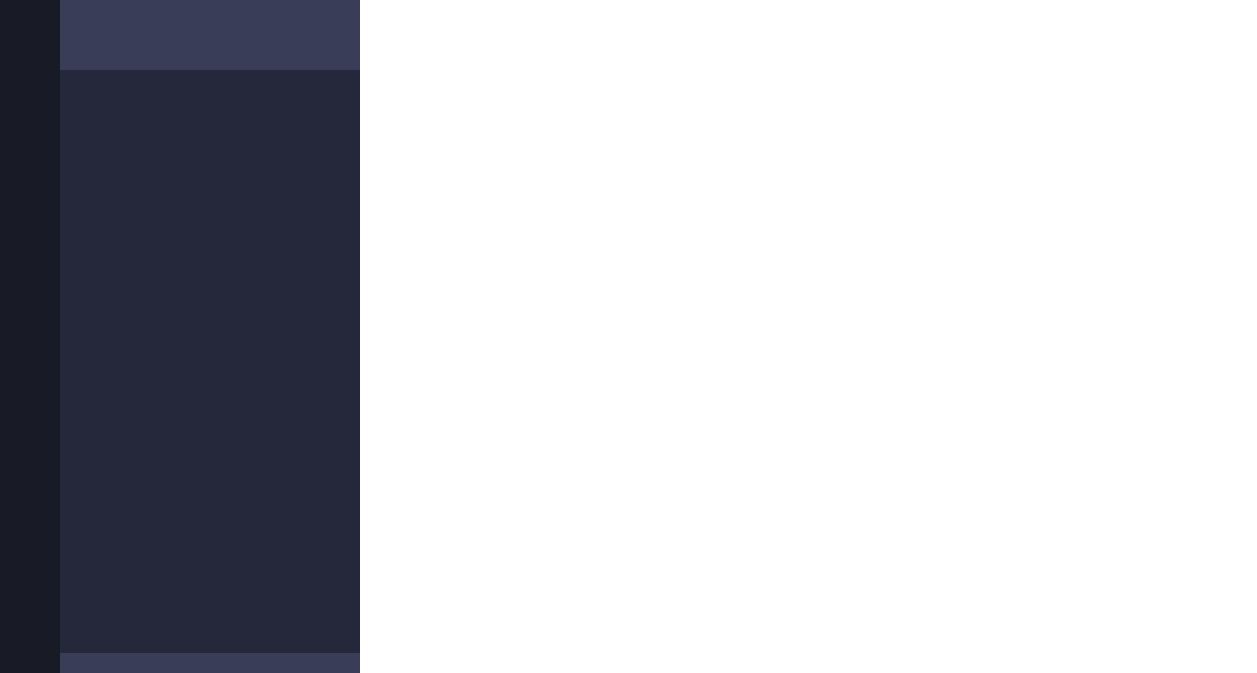
The window that Ver_2_0/JX_Editor_2_0/mainwindow.ui (IvanidzeKutnyk/BKR) describes before a commit, drawn with Qt 5.
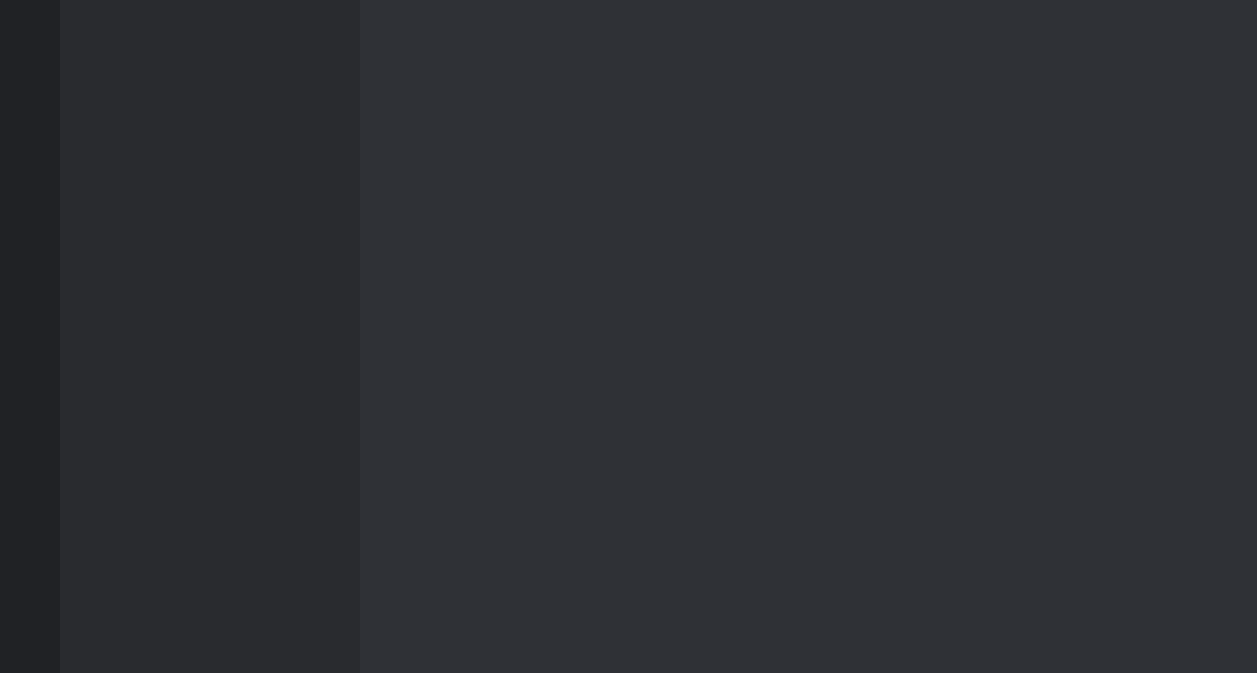
The same window after the commit. Icons and pictures are not drawn.

Diff of the .ui file:
```diff
--- a/Ver_2_0/JX_Editor_2_0/mainwindow.ui
+++ b/Ver_2_0/JX_Editor_2_0/mainwindow.ui
@@ -15,16 +15,166 @@
   </property>
   <widget class="QWidget" name="centralwidget">
    <property name="styleSheet">
-    <string notr="true">#LeftPartW{background-color: rgb(24, 26, 37);}
-#CentralPartW{background-color: rgb(37, 39, 59);}
-#RightPartW{background-color: rgb(255, 255, 255);}
-#LogoW,#ActiveFileW{background-color: rgb(58, 61, 88);}
+    <string notr="true">QLineEdit:hover
+{
+background-color: rgb(96, 98, 102);
+}
+QLineEdit:focus
+{
+background-color: rgb(124, 125, 126);
+}
+#LeftPartW
+{
+background-color: rgb(32, 34, 37);
+}
+#CentralPartW
+{
+background-color: rgb(41, 43, 47);
+}
 
+#RightPartW
+{
+background-color: rgb(47, 49, 54);
+}
+#LogoW,#ActiveFileW
+{
+background-color: rgb(41, 43, 47);
+}
+QScrollBar:horizontal
+    {
+        height: 15px;
+        margin: 3px 15px 3px 15px;
+        border: 1px transparent #2A2929;
+        border-radius: 4px;
+        background-color: #2A2929;    /* #2A2929; */
+    }
 
+    QScrollBar::handle:horizontal
+    {
+        background-color: #9D9FA8;  
+        min-width: 5px;
+        border-radius: 4px;
+    }
 
+    QScrollBar::add-line:horizontal
+    {
+        margin: 0px 3px 0px 3px;
+		
+        border-image: url(:/images/right_arrow_disabled.png);      
+        width: 10px;
+        height: 10px;
+        subcontrol-position: right;
+        subcontrol-origin: margin;
+    }
 
+    QScrollBar::sub-line:horizontal
+    {
+        margin: 0px 3px 0px 3px;
+        border-image: url(:/images/left_arrow_disabled.png);    
+        height: 10px;
+        width: 10px;
+        subcontrol-position: left;
+        subcontrol-origin: margin;
+    }
 
-</string>
+    QScrollBar::add-line:horizontal:hover,QScrollBar::add-line:horizontal:on
+    {
+        border-image: url(:/images/right_arrow.png);            
+        height: 10px;
+        width: 10px;
+        subcontrol-position: right;
+        subcontrol-origin: margin;
+    }
+
+
+    QScrollBar::sub-line:horizontal:hover, QScrollBar::sub-line:horizontal:on
+    {
+        border-image: url(:/images/left_arrow.png);               /* # &amp;lt;-------- */
+        height: 10px;
+        width: 10px;
+        subcontrol-position: left;
+        subcontrol-origin: margin;
+    }
+
+    QScrollBar::up-arrow:horizontal, QScrollBar::down-arrow:horizontal
+    {
+        background: none;
+    }
+
+
+    QScrollBar::add-page:horizontal, QScrollBar::sub-page:horizontal
+    {
+        background: none;
+    }
+
+    QScrollBar:vertical
+    {
+        background-color: #2A2929;
+        width: 15px;
+        margin: 15px 3px 15px 3px;
+        border: 1px transparent #2A2929;
+        border-radius: 4px;
+    }
+
+    QScrollBar::handle:vertical
+    {
+        background-color: #9D9FA8;         /* #605F5F; */
+        min-height: 5px;
+        border-radius: 4px;
+    }
+
+    QScrollBar::sub-line:vertical
+    {
+        margin: 3px 0px 3px 0px;
+        border-image: url(:/images/up_arrow_disabled.png);        /* # &amp;lt;-------- */
+        height: 10px;
+        width: 10px;
+        subcontrol-position: top;
+        subcontrol-origin: margin;
+    }
+
+    QScrollBar::add-line:vertical
+    {
+        margin: 3px 0px 3px 0px;
+        border-image: url(:/images/down_arrow_disabled.png);       /* # &amp;lt;-------- */
+        height: 10px;
+        width: 10px;
+        subcontrol-position: bottom;
+        subcontrol-origin: margin;
+    }
+
+    QScrollBar::sub-line:vertical:hover,QScrollBar::sub-line:vertical:on
+    {
+        border-image: url(:/images/up_arrow.png);                  /* # &amp;lt;-------- */
+        height: 10px;
+        width: 10px;
+        subcontrol-position: top;
+        subcontrol-origin: margin;
+    }
+
+    QScrollBar::add-line:vertical:hover, QScrollBar::add-line:vertical:on
+    {
+        border-image: url(:/images/down_arrow.png);                /* # &amp;lt;-------- */
+        height: 10px;
+        width: 10px;
+        subcontrol-position: bottom;
+        subcontrol-origin: margin;
+    }
+
+    QScrollBar::up-arrow:vertical, QScrollBar::down-arrow:vertical
+    {
+        background: none;
+    }
+
+    QScrollBar::add-page:vertical, QScrollBar::sub-page:vertical
+    {
+        background: none;
+    }
+
+QAbstractScrollArea::corner {
+    background: none;
+    border: none;
+}</string>
    </property>
    <layout class="QHBoxLayout" name="horizontalLayout">
     <property name="spacing">
```
